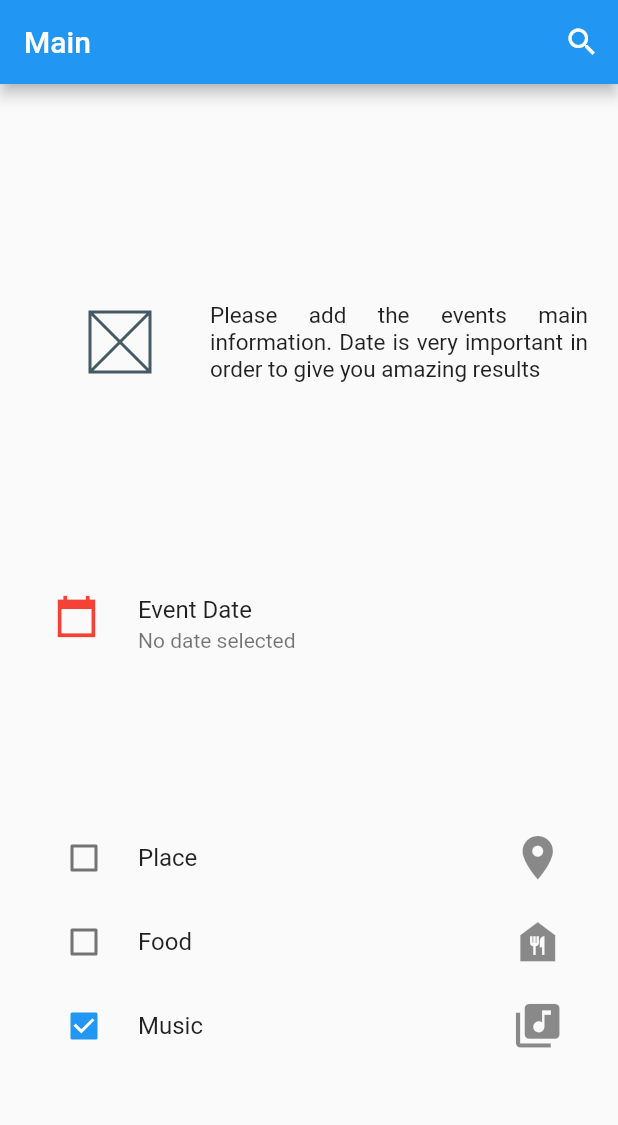
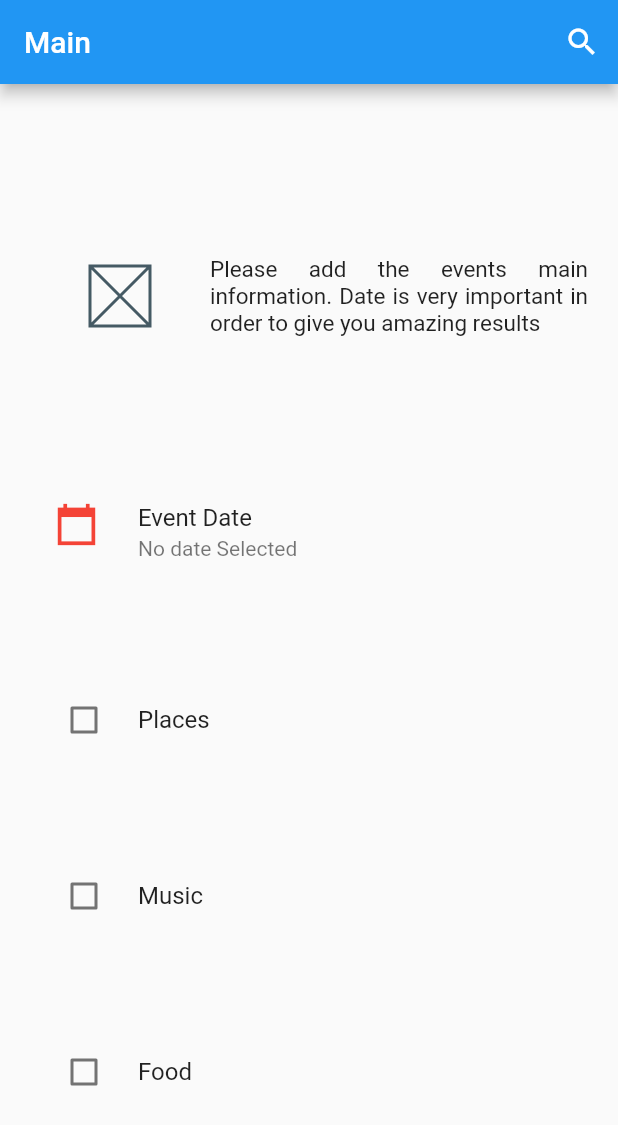
Before and after one commit to DiegoAvmor/Search-Service-App, a Flutter app: the screen it shows after launch, after a tap on "Music", on a phone screen of 412 x 824 dp. Shown: the top 1125 px of the screen. Run offline on Flutter 3.47's test engine with Material 2 defaults, Android fonts, the phone set to English and light mode, and no system bars; our stand-ins replace rxdart.

```diff
--- /dev/null
+++ b/lib/models/service_item.dart
@@ -0,0 +1,11 @@
+import 'package:flutter/material.dart';
+import 'package:service_search_app/services/search_service.dart';
+
+class ServiceItem {
+  String name;
+  bool selected = false;
+  Icon icon;
+  SearchService service;
+
+  ServiceItem({this.name, this.icon, this.service});
+}
--- /dev/null
+++ b/lib/providers/service_provider.dart
@@ -0,0 +1,31 @@
+import 'package:flutter/material.dart';
+import 'package:service_search_app/models/service_item.dart';
+import 'package:service_search_app/services/impl/food_service.dart';
+import 'package:service_search_app/services/impl/music_service.dart';
+import 'package:service_search_app/services/impl/place_service.dart';
+import 'package:service_search_app/services/search_service.dart';
+
+class ServiceProvider {
+  List<SearchService> services = [
+    PlaceService(),
+    MusicService(),
+    FoodService(),
+  ];
+
+  List<ServiceItem> getServiceItems() {
+    List<ServiceItem> items = [];
+    for (var i = 0; i < services.length; i++) {
+      items.add(
+        ServiceItem(
+          icon: Icon(
+            Icons.image,
+            size: 35,
+          ),
+          name: services[i].getName(),
+          service: services[i],
+        ),
+      );
+    }
+    return items;
+  }
+}
--- a/lib/screens/home_screen.dart
+++ b/lib/screens/home_screen.dart
@@ -2,9 +2,8 @@ import 'package:flutter/material.dart';
 import 'package:intl/intl.dart';
 import 'package:provider/provider.dart';
 import 'package:service_search_app/bloc/search_bloc.dart';
-import 'package:service_search_app/services/impl/food_service.dart';
-import 'package:service_search_app/services/impl/music_service.dart';
-import 'package:service_search_app/services/impl/place_service.dart';
+import 'package:service_search_app/models/service_item.dart';
+import 'package:service_search_app/providers/service_provider.dart';
 import 'package:service_search_app/services/search_service.dart';
 import 'dart:developer' as developer;
 
@@ -15,28 +14,25 @@ class HomeScreen extends StatefulWidget {
 
 class _HomeState extends State<HomeScreen> {
   final DateFormat formatter = DateFormat('yyyy-MM-dd');
-  DateTime selectedDate;
+  final ServiceProvider provider = new ServiceProvider();
 
-  List<SearchService> services = [];
-
-  Map<String, bool> checkBoxList = {
-    'Place': false,
-    'Food': false,
-    'Music': false
-  };
-
-  List<SearchService> _addService(SearchService service) {
-    services.add(service);
-    return services;
-  }
-
-  List<SearchService> _removeService(SearchService oldService) {
-    services.removeWhere((service) => service == oldService);
-    return services;
+  StreamBuilder buildCheckBox(SearchBloc bloc, ServiceItem service, int index) {
+    return StreamBuilder(
+      stream: bloc.mapModelCheckbox,
+      builder: (context, snapshot) {
+        return CheckboxListTile(
+          title: Text(service.name),
+          controlAffinity: ListTileControlAffinity.leading,
+          value: snapshot.hasData,
+          onChanged: (bool value) {},
+        );
+      },
+    );
   }
 
   @override
   Widget build(BuildContext context) {
+    final serviceItems = provider.getServiceItems();
     final bloc = Provider.of<SearchBloc>(context);
     return Scaffold(
       appBar: AppBar(
@@ -74,16 +70,19 @@ class _HomeState extends State<HomeScreen> {
                 ),
               ],
             ),
-            ListTile(
+            StreamBuilder(
+              stream: bloc.date,
+              builder: (context, snapshot) {
+                return ListTile(
                   leading: Icon(
                     Icons.calendar_today_sharp,
                     color: Colors.red,
                     size: 30,
                   ),
                   title: Text("Event Date"),
-              subtitle: Text(selectedDate == null
-                  ? "No date selected"
-                  : formatter.format(selectedDate)),
+                  subtitle: Text(snapshot.hasData
+                      ? formatter.format(snapshot.data)
+                      : 'No date Selected'),
                   onTap: () {
                     showDatePicker(
                       context: context,
@@ -92,13 +91,14 @@ class _HomeState extends State<HomeScreen> {
                       lastDate: DateTime.now().add(
                         new Duration(days: 600),
                       ),
-                ).then((newdate) {
-                  setState(() {
-                    selectedDate = newdate;
-                  });
-                });
+                    ).then(bloc.changeDate);
+                  },
+                );
               },
             ),
+            for (var i = 0; i < serviceItems.length; i++)
+              buildCheckBox(bloc, serviceItems.elementAt(i), i)
+            /*
             StreamBuilder(
               stream: bloc.service,
               builder: (context, snapshot) {
@@ -161,7 +161,7 @@ class _HomeState extends State<HomeScreen> {
                   ],
                 );
               },
-            ),
+            ),*/
           ],
         ),
       ),
```
Lines whose indentation alone changed are shown as unchanged.
